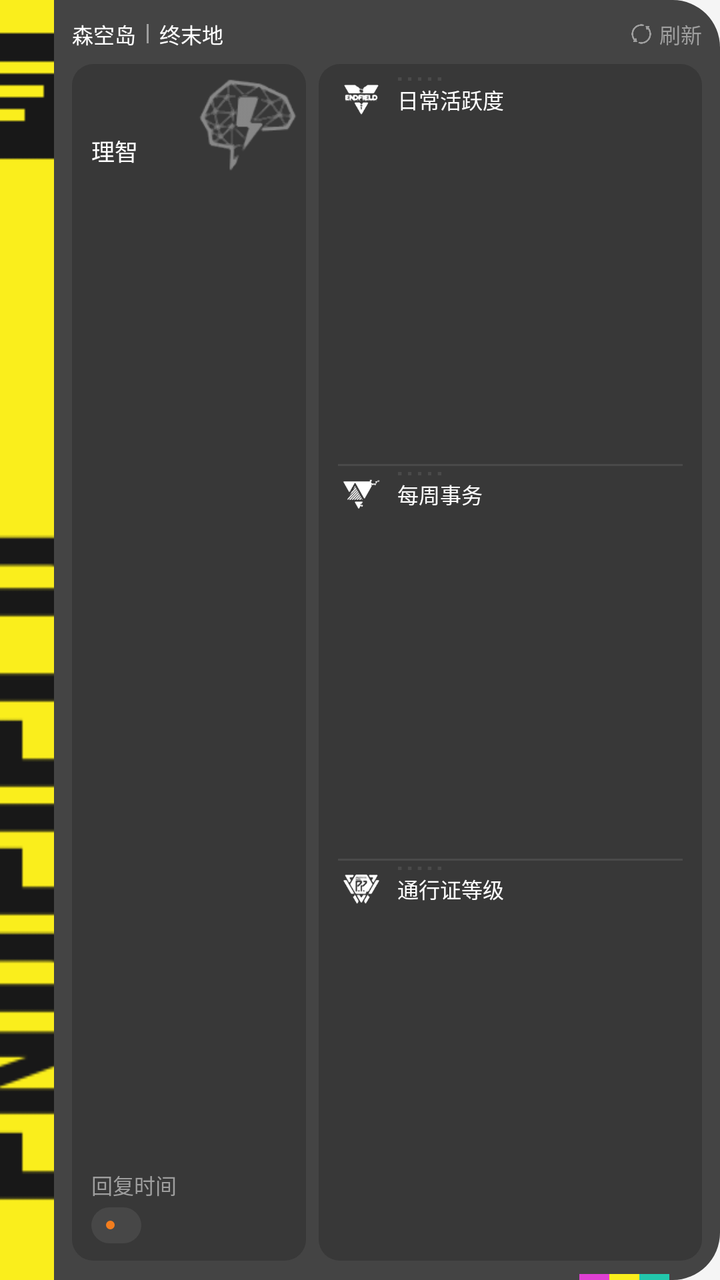
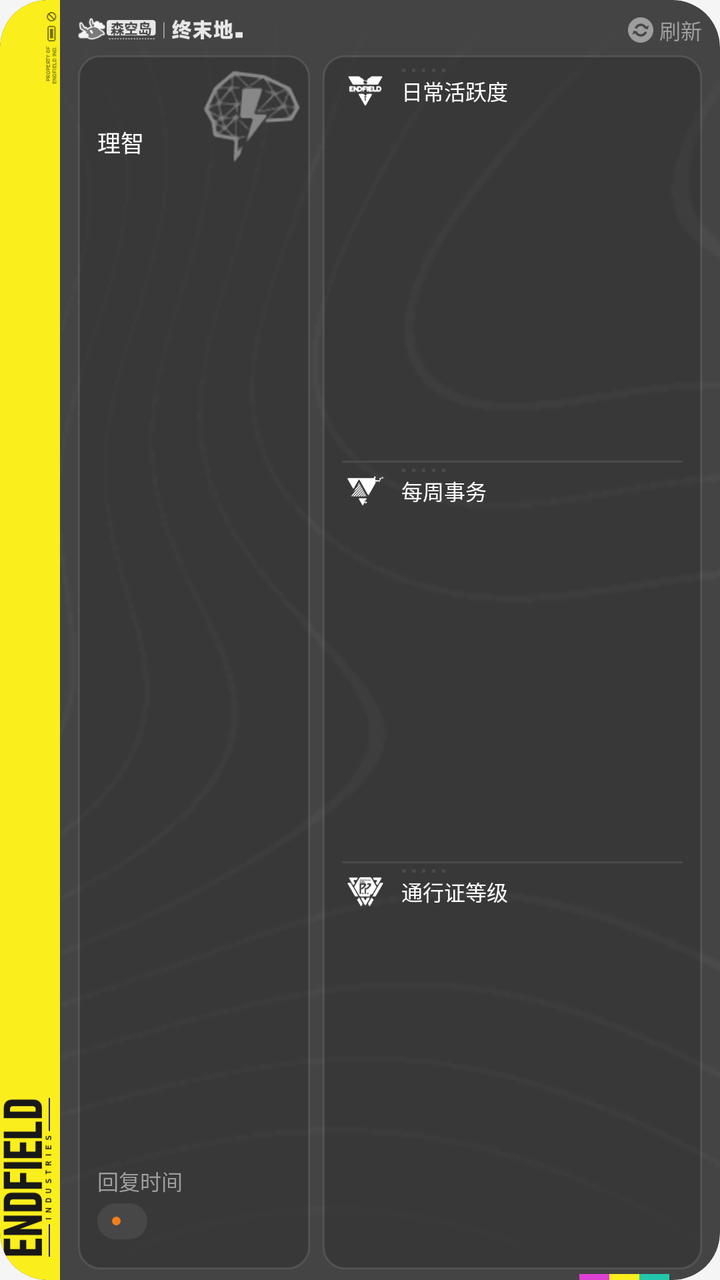

Compare the two renders of this Android layout. The source of the first and the diff that turns it into the second are given below.
<!-- AndroidManifest.xml: application theme Theme.Tsuki -->
<!-- res/layout/endfield_widget.xml -->
<?xml version="1.0" encoding="utf-8"?>
<FrameLayout xmlns:android="http://schemas.android.com/apk/res/android" xmlns:tools="http://schemas.android.com/tools"
    android:id="@android:id/background" android:forceDarkAllowed="false" android:layout_width="match_parent"
    android:layout_height="match_parent" android:background="@drawable/widget_endfield_surface"
    tools:ignore="NestedWeights">
  <LinearLayout android:id="@+id/endfield_content" android:layout_width="match_parent" android:layout_height="match_parent"
      android:orientation="horizontal" android:baselineAligned="false">
    <ImageView android:id="@+id/endfield_band" android:layout_width="27dp" android:layout_height="match_parent"
        android:src="@drawable/widget_endfield_band" android:scaleType="centerCrop" android:importantForAccessibility="no" />
    <LinearLayout android:id="@+id/endfield_main" android:layout_width="0dp" android:layout_height="match_parent" android:layout_weight="1"
        android:orientation="vertical" android:paddingStart="9dp" android:paddingEnd="9dp" android:paddingTop="7.2dp"
        android:paddingBottom="9.72dp">
      <LinearLayout android:id="@+id/status_header" android:layout_width="match_parent" android:layout_height="19.44dp" android:gravity="center_vertical"
          android:orientation="horizontal" android:baselineAligned="false">
        <LinearLayout android:id="@+id/endfield_brand" android:layout_width="wrap_content" android:layout_height="wrap_content"
            android:gravity="center_vertical" android:orientation="horizontal" android:baselineAligned="false">
          <TextView android:id="@+id/endfield_brand_platform" android:layout_width="wrap_content" android:layout_height="wrap_content" android:text="@string/endfield_brand_platform" android:textColor="@color/widget_endfield_text" android:textStyle="bold" style="@style/WidgetEndfield.Brand" />
          <LinearLayout android:id="@+id/endfield_brand_divider" android:layout_width="1dp" android:layout_height="9.72dp" android:layout_marginStart="5.4dp" android:layout_marginEnd="5.4dp" android:background="@color/widget_endfield_secondary" android:orientation="vertical" android:importantForAccessibility="no" />
          <TextView android:id="@+id/endfield_brand_game" android:layout_width="wrap_content" android:layout_height="wrap_content" android:text="@string/endfield_brand_game" android:textColor="@color/widget_endfield_text" android:textStyle="bold" style="@style/WidgetEndfield.Brand" />
        </LinearLayout>
        <FrameLayout android:id="@+id/endfield_header_space" android:layout_width="0dp" android:layout_height="match_parent"
            android:layout_weight="1" />
        <LinearLayout android:id="@+id/status_refresh_hit" android:layout_width="wrap_content" android:layout_height="match_parent" android:paddingStart="7.2dp"
            android:paddingEnd="0dp" android:gravity="center_vertical" android:orientation="horizontal" android:baselineAligned="false"
            tools:ignore="UseCompoundDrawables">
          <ImageView android:id="@+id/status_refresh_arrow" android:layout_width="12dp" android:layout_height="12dp"
              android:src="@drawable/widget_refresh" android:tint="@color/widget_endfield_secondary" android:importantForAccessibility="no" />
          <TextView android:id="@+id/status_refresh" android:layout_width="wrap_content" android:layout_height="wrap_content" android:text="@string/status_refresh" android:textColor="@color/widget_endfield_secondary" android:layout_marginStart="2.88dp" style="@style/WidgetEndfield.Brand" />
        </LinearLayout>
      </LinearLayout>
      <LinearLayout android:id="@+id/endfield_body" android:layout_width="match_parent" android:layout_height="0dp" android:layout_weight="1" android:layout_marginTop="5.4dp"
          android:orientation="horizontal" android:baselineAligned="false">
        <FrameLayout android:id="@+id/status_sanity_primary" android:layout_width="0dp" android:layout_height="match_parent"
            android:layout_weight="0.76" android:layout_marginEnd="6.48dp" android:background="@drawable/widget_endfield_panel">
          <ImageView android:id="@+id/status_sanity_icon" android:layout_width="50.4dp" android:layout_height="50.4dp" android:layout_gravity="top|end"
              android:layout_marginTop="5.4dp" android:layout_marginEnd="3.6dp" android:alpha="0.4" android:scaleType="fitCenter"
              android:src="@drawable/widget_endfield_sanity" android:importantForAccessibility="no" />
          <LinearLayout android:id="@+id/endfield_sanity_info" android:layout_width="match_parent" android:layout_height="match_parent"
              android:orientation="vertical" android:paddingStart="9.72dp" android:paddingEnd="8.64dp" android:paddingTop="10.8dp"
              android:paddingBottom="8.64dp">
            <TextView android:id="@+id/status_sanity" android:layout_width="match_parent" android:layout_height="wrap_content" android:textColor="@color/widget_endfield_text" style="@style/WidgetEndfield.Amount" />
            <TextView android:id="@+id/endfield_sanity_label" android:layout_width="wrap_content" android:layout_height="wrap_content" android:text="@string/endfield_label_sanity" android:textColor="@color/widget_endfield_text" android:layout_marginTop="3.6dp" style="@style/WidgetEndfield.SanityLabel" />
            <FrameLayout android:id="@+id/endfield_sanity_space" android:layout_width="match_parent" android:layout_height="0dp"
                android:layout_weight="1" />
            <TextView android:id="@+id/endfield_recovery_label" android:layout_width="wrap_content" android:layout_height="wrap_content" android:text="@string/endfield_label_recovery" android:textColor="@color/widget_endfield_secondary" style="@style/WidgetEndfield.Caption" />
            <LinearLayout android:id="@+id/status_sanity_timer_row" android:layout_width="wrap_content" android:layout_height="18dp"
                android:layout_marginTop="3.6dp" android:paddingStart="7.2dp" android:paddingEnd="9dp" android:gravity="center_vertical"
                android:background="@drawable/widget_endfield_pill" android:orientation="horizontal" android:baselineAligned="false"
                tools:ignore="UseCompoundDrawables">
              <ImageView android:id="@+id/status_sanity_clock" android:layout_width="4.32dp" android:layout_height="4.32dp"
                  android:layout_marginEnd="4.32dp" android:src="@drawable/widget_endfield_dot" android:importantForAccessibility="no" />
              <TextView android:id="@+id/status_sanity_time" android:layout_width="wrap_content" android:layout_height="wrap_content" android:textColor="@color/widget_endfield_text" style="@style/WidgetEndfield.Pill" />
            </LinearLayout>
          </LinearLayout>
        </FrameLayout>
        <LinearLayout android:id="@+id/endfield_rows" android:layout_width="0dp" android:layout_height="match_parent" android:layout_weight="1.24"
            android:orientation="vertical" android:paddingStart="9.72dp" android:paddingEnd="9.72dp" android:paddingTop="3.6dp"
            android:paddingBottom="3.6dp" android:background="@drawable/widget_endfield_panel">
          <LinearLayout android:id="@+id/endfield_daily_cell" android:layout_width="match_parent" android:layout_height="0dp"
              android:layout_weight="1" android:orientation="vertical" android:gravity="top" android:paddingTop="2.88dp"
              android:baselineAligned="false">
            <ImageView android:id="@+id/endfield_daily_dots" android:layout_width="21.6dp" android:layout_height="1.8dp"
                android:layout_marginStart="29.88dp" android:src="@drawable/widget_endfield_dots" android:scaleType="fitXY"
                android:importantForAccessibility="no" />
            <LinearLayout android:id="@+id/endfield_daily_info" android:layout_width="match_parent" android:layout_height="wrap_content"
                android:layout_marginTop="1.8dp" android:orientation="horizontal" android:gravity="center_vertical"
                android:baselineAligned="false">
              <ImageView android:id="@+id/endfield_daily_icon" android:layout_width="23.4dp" android:layout_height="15.6dp"
                  android:scaleType="fitCenter" android:src="@drawable/widget_endfield_daily" android:importantForAccessibility="no" />
              <TextView android:id="@+id/endfield_daily_label" android:layout_width="0dp" android:layout_height="wrap_content" android:text="@string/endfield_label_daily" android:textColor="@color/widget_endfield_text" android:layout_marginStart="6.48dp" android:layout_weight="1" style="@style/WidgetEndfield.Row" />
              <TextView android:id="@+id/endfield_daily" android:layout_width="wrap_content" android:layout_height="wrap_content" android:textColor="@color/widget_endfield_text" style="@style/WidgetEndfield.Value" />
            </LinearLayout>
            <LinearLayout android:id="@+id/endfield_daily_progress" android:layout_width="match_parent" android:layout_height="2.52dp" android:layout_marginTop="3.24dp" android:layout_marginStart="29.88dp" android:orientation="horizontal" android:layoutDirection="ltr" android:gravity="start" android:baselineAligned="false" android:importantForAccessibility="no">
              <LinearLayout android:id="@+id/endfield_daily_fill" android:layout_width="0dp" android:layout_height="match_parent" android:layout_weight="1" android:orientation="vertical" android:visibility="gone" android:importantForAccessibility="no" />
            </LinearLayout>
          </LinearLayout>
          <LinearLayout android:id="@+id/endfield_divider_1" android:layout_width="match_parent" android:layout_height="1dp" android:background="@color/widget_endfield_divider" android:orientation="vertical" android:importantForAccessibility="no" />
          <LinearLayout android:id="@+id/endfield_weekly_cell" android:layout_width="match_parent" android:layout_height="0dp"
              android:layout_weight="1" android:orientation="vertical" android:gravity="top" android:paddingTop="2.88dp"
              android:baselineAligned="false">
            <ImageView android:id="@+id/endfield_weekly_dots" android:layout_width="21.6dp" android:layout_height="1.8dp"
                android:layout_marginStart="29.88dp" android:src="@drawable/widget_endfield_dots" android:scaleType="fitXY"
                android:importantForAccessibility="no" />
            <LinearLayout android:id="@+id/endfield_weekly_info" android:layout_width="match_parent" android:layout_height="wrap_content"
                android:layout_marginTop="1.8dp" android:orientation="horizontal" android:gravity="center_vertical"
                android:baselineAligned="false">
              <ImageView android:id="@+id/endfield_weekly_icon" android:layout_width="23.4dp" android:layout_height="15.6dp"
                  android:scaleType="fitCenter" android:src="@drawable/widget_endfield_weekly" android:importantForAccessibility="no" />
              <TextView android:id="@+id/endfield_weekly_label" android:layout_width="0dp" android:layout_height="wrap_content" android:text="@string/endfield_label_weekly" android:textColor="@color/widget_endfield_text" android:layout_marginStart="6.48dp" android:layout_weight="1" style="@style/WidgetEndfield.Row" />
              <TextView android:id="@+id/endfield_weekly" android:layout_width="wrap_content" android:layout_height="wrap_content" android:textColor="@color/widget_endfield_text" style="@style/WidgetEndfield.Value" />
            </LinearLayout>
            <LinearLayout android:id="@+id/endfield_weekly_progress" android:layout_width="match_parent" android:layout_height="2.52dp" android:layout_marginTop="3.24dp" android:layout_marginStart="29.88dp" android:orientation="horizontal" android:layoutDirection="ltr" android:gravity="start" android:baselineAligned="false" android:importantForAccessibility="no">
              <LinearLayout android:id="@+id/endfield_weekly_fill" android:layout_width="0dp" android:layout_height="match_parent" android:layout_weight="1" android:orientation="vertical" android:visibility="gone" android:importantForAccessibility="no" />
            </LinearLayout>
          </LinearLayout>
          <LinearLayout android:id="@+id/endfield_divider_2" android:layout_width="match_parent" android:layout_height="1dp" android:background="@color/widget_endfield_divider" android:orientation="vertical" android:importantForAccessibility="no" />
          <LinearLayout android:id="@+id/endfield_pass_cell" android:layout_width="match_parent" android:layout_height="0dp"
              android:layout_weight="1" android:orientation="vertical" android:gravity="top" android:paddingTop="2.88dp"
              android:baselineAligned="false">
            <ImageView android:id="@+id/endfield_pass_dots" android:layout_width="21.6dp" android:layout_height="1.8dp"
                android:layout_marginStart="29.88dp" android:src="@drawable/widget_endfield_dots" android:scaleType="fitXY"
                android:importantForAccessibility="no" />
            <LinearLayout android:id="@+id/endfield_pass_info" android:layout_width="match_parent" android:layout_height="wrap_content"
                android:layout_marginTop="1.8dp" android:orientation="horizontal" android:gravity="center_vertical"
                android:baselineAligned="false">
              <ImageView android:id="@+id/endfield_pass_icon" android:layout_width="23.4dp" android:layout_height="15.6dp"
                  android:scaleType="fitCenter" android:src="@drawable/widget_endfield_pass" android:importantForAccessibility="no" />
              <TextView android:id="@+id/endfield_pass_label" android:layout_width="0dp" android:layout_height="wrap_content" android:text="@string/endfield_label_pass" android:textColor="@color/widget_endfield_text" android:layout_marginStart="6.48dp" android:layout_weight="1" style="@style/WidgetEndfield.Row" />
              <TextView android:id="@+id/endfield_pass" android:layout_width="wrap_content" android:layout_height="wrap_content" android:textColor="@color/widget_endfield_text" style="@style/WidgetEndfield.Value" />
            </LinearLayout>
            <LinearLayout android:id="@+id/endfield_pass_progress" android:layout_width="match_parent" android:layout_height="2.52dp" android:layout_marginTop="3.24dp" android:layout_marginStart="29.88dp" android:orientation="horizontal" android:layoutDirection="ltr" android:gravity="start" android:baselineAligned="false" android:importantForAccessibility="no">
              <LinearLayout android:id="@+id/endfield_pass_fill" android:layout_width="0dp" android:layout_height="match_parent" android:layout_weight="1" android:orientation="vertical" android:visibility="gone" android:importantForAccessibility="no" />
            </LinearLayout>
          </LinearLayout>
        </LinearLayout>
      </LinearLayout>
    </LinearLayout>
  </LinearLayout>
  <LinearLayout android:id="@+id/endfield_stripe" android:layout_width="wrap_content" android:layout_height="2.88dp"
      android:layout_gravity="bottom|end" android:layout_marginEnd="25.2dp" android:orientation="horizontal"
      android:importantForAccessibility="no">
    <LinearLayout android:id="@+id/endfield_stripe_magenta" android:layout_width="15.12dp" android:layout_height="match_parent" android:background="@color/widget_endfield_magenta" android:orientation="vertical" android:importantForAccessibility="no" />
    <LinearLayout android:id="@+id/endfield_stripe_yellow" android:layout_width="15.12dp" android:layout_height="match_parent" android:background="@color/widget_endfield_yellow" android:orientation="vertical" android:importantForAccessibility="no" />
    <LinearLayout android:id="@+id/endfield_stripe_cyan" android:layout_width="15.12dp" android:layout_height="match_parent" android:background="@color/widget_endfield_cyan" android:orientation="vertical" android:importantForAccessibility="no" />
  </LinearLayout>
</FrameLayout>
<!-- resources referenced by this layout -->
<resources>
  <color name="widget_endfield_cyan">#FF22C7AC</color>
  <color name="widget_endfield_divider">#FF4A4A4A</color>
  <color name="widget_endfield_magenta">#FFE040D3</color>
  <color name="widget_endfield_secondary">#FF9E9E9E</color>
  <color name="widget_endfield_text">#FFFFFFFF</color>
  <color name="widget_endfield_yellow">#FFFAEE1C</color>
  <!-- drawable widget_endfield_band: png bitmap (drawable-nodpi, 3541 bytes) -->
  <!-- drawable widget_endfield_panel (drawable) -->
  <?xml version="1.0" encoding="utf-8"?>
  <shape xmlns:android="http://schemas.android.com/apk/res/android" android:shape="rectangle">
      <solid android:color="@color/widget_endfield_panel" />
      <corners android:radius="10.8dp" />
  </shape>
  <!-- drawable widget_refresh (drawable) -->
  <?xml version="1.0" encoding="utf-8"?>
  <vector xmlns:android="http://schemas.android.com/apk/res/android" android:width="24dp" android:height="24dp"
      android:viewportWidth="1225.2" android:viewportHeight="1225.2">
      <path android:fillColor="#FFFFFFFF" android:fillType="nonZero" android:pathData="M1025.1,245.1 L1004.1,272.1 Q998.1,280.1,998.1,287.6 Q998.1,295.1,1005.1,304.1 Q1066.1,385.1,1092.6,481.1 Q1119.1,577.1,1107.6,675.6 Q1096.1,774.1,1044.1,862.1 Q988.1,958.1,899.1,1020.6 Q810.1,1083.1,702.6,1103.1 Q595.1,1123.1,485.1,1095.1 Q471.1,1091.1,466.1,1079.6 Q461.1,1068.1,467.1,1057.1 L483.1,1030.1 Q489.1,1018.1,496.1,1015.6 Q503.1,1013.1,515.1,1015.1 Q605.1,1035.1,692.6,1017.6 Q780.1,1000.1,852.6,949.1 Q925.1,898.1,970.1,819.1 Q1012.1,747.1,1022.6,666.6 Q1033.1,586.1,1012.6,508.6 Q992.1,431.1,945.1,367.1 Q942.1,363.1,937.6,363.1 Q933.1,363.1,929.1,368.1 L913.1,388.1 Q907.1,395.1,898.1,397.1 Q889.1,399.1,881.1,394.1 Q873.1,389.1,869.1,375.1 L831.1,232.1 Q828.1,220.1,834.6,211.1 Q841.1,202.1,854.1,202.1 L1008.1,206.1 Q1019.1,206.1,1025.1,212.6 Q1031.1,219.1,1031.1,228.6 Q1031.1,238.1,1025.1,245.1 Z M744.1,166.1 L728.1,194.1 Q720.1,212.1,693.1,207.1 Q606.1,191.1,522.1,210.1 Q438.1,229.1,368.6,279.6 Q299.1,330.1,255.1,406.1 Q214.1,477.1,203.1,556.6 Q192.1,636.1,211.6,713.1 Q231.1,790.1,277.1,854.1 Q281.1,859.1,287.6,859.1 Q294.1,859.1,298.1,854.1 L317.1,831.1 Q327.1,820.1,340.1,823.1 Q353.1,826.1,357.1,840.1 L396.1,982.1 Q401.1,999.1,395.1,1009.6 Q389.1,1020.1,374.1,1019.1 L219.1,1015.1 Q209.1,1015.1,203.6,1008.6 Q198.1,1002.1,197.6,993.6 Q197.1,985.1,201.1,979.1 L219.1,954.1 Q226.1,945.1,226.6,937.6 Q227.1,930.1,222.1,923.1 Q160.1,843.1,133.1,747.1 Q106.1,651.1,117.6,551.6 Q129.1,452.1,181.1,363.1 Q235.1,269.1,322.1,207.6 Q409.1,146.1,513.6,124.1 Q618.1,102.1,724.1,126.1 Q740.1,130.1,745.6,142.6 Q751.1,155.1,744.1,166.1 Z" />
  </vector>
  <string name="endfield_brand_game">终末地</string>
  <string name="endfield_brand_platform">森空岛</string>
  <string name="endfield_label_daily">日常活跃度</string>
  <string name="endfield_label_pass">通行证等级</string>
  <string name="endfield_label_recovery">回复时间</string>
  <string name="endfield_label_sanity">理智</string>
  <string name="endfield_label_weekly">每周事务</string>
  <string name="status_refresh">刷新</string>
  <style name="WidgetEndfield.Pill"><item name="android:textSize">@dimen/widget_endfield_pill</item></style>
  <style name="WidgetEndfield.Row"><item name="android:textSize">@dimen/widget_endfield_row</item></style>
  <style name="WidgetEndfield.Value"><item name="android:textSize">@dimen/widget_endfield_value</item></style>
  <color name="widget_endfield_dot">#FFF27D1E</color>
  <color name="widget_endfield_panel">#FF383838</color>
  <color name="widget_endfield_pill">#FF474747</color>
  <color name="widget_endfield_surface">#FF444444</color>
  <dimen name="widget_endfield_amount">17.2dp</dimen>
  <dimen name="widget_endfield_brand">10.8dp</dimen>
  <dimen name="widget_endfield_caption">10.8dp</dimen>
  <dimen name="widget_endfield_pill">9.6dp</dimen>
  <dimen name="widget_endfield_row">10.8dp</dimen>
  <dimen name="widget_endfield_sanity_label">11.6dp</dimen>
  <dimen name="widget_endfield_value">11.4dp</dimen>
  <!-- unchanged entries left out for length: 13 -->
</resources>

<!-- the commit's change to res/layout/endfield_widget.xml (unified diff, before → after) -->
@@ -1,34 +1,42 @@
 <?xml version="1.0" encoding="utf-8"?>
 <FrameLayout xmlns:android="http://schemas.android.com/apk/res/android" xmlns:tools="http://schemas.android.com/tools"
     android:id="@android:id/background" android:forceDarkAllowed="false" android:layout_width="match_parent"
-    android:layout_height="match_parent" android:background="@drawable/widget_endfield_surface"
+    android:layout_height="match_parent" android:background="@drawable/widget_endfield_surface" android:clipToOutline="true"
     tools:ignore="NestedWeights">
+  <ImageView android:id="@+id/endfield_texture" android:layout_width="match_parent" android:layout_height="match_parent"
+      android:src="@drawable/widget_endfield_texture" android:scaleType="centerCrop" android:importantForAccessibility="no" />
   <LinearLayout android:id="@+id/endfield_content" android:layout_width="match_parent" android:layout_height="match_parent"
       android:orientation="horizontal" android:baselineAligned="false">
-    <ImageView android:id="@+id/endfield_band" android:layout_width="27dp" android:layout_height="match_parent"
-        android:src="@drawable/widget_endfield_band" android:scaleType="centerCrop" android:importantForAccessibility="no" />
+    <FrameLayout android:id="@+id/endfield_band_frame" android:layout_width="wrap_content" android:layout_height="match_parent">
+      <ImageView android:id="@+id/endfield_band" android:layout_width="30dp" android:layout_height="match_parent"
+          android:background="@drawable/widget_endfield_band_shape" android:importantForAccessibility="no" />
+      <ImageView android:id="@+id/endfield_band_marks" android:layout_width="30dp" android:layout_height="37.19dp"
+          android:layout_gravity="top" android:layout_marginTop="5.4dp" android:src="@drawable/widget_endfield_band_marks"
+          android:scaleType="fitCenter" android:importantForAccessibility="no" />
+      <ImageView android:id="@+id/endfield_band_word" android:layout_width="30dp" android:layout_height="80.63dp"
+          android:layout_gravity="bottom" android:layout_marginBottom="11dp" android:src="@drawable/widget_endfield_band_word"
+          android:scaleType="fitCenter" android:importantForAccessibility="no" />
+    </FrameLayout>
     <LinearLayout android:id="@+id/endfield_main" android:layout_width="0dp" android:layout_height="match_parent" android:layout_weight="1"
-        android:orientation="vertical" android:paddingStart="9dp" android:paddingEnd="9dp" android:paddingTop="7.2dp"
-        android:paddingBottom="9.72dp">
+        android:orientation="vertical" android:paddingStart="9dp" android:paddingEnd="9dp" android:paddingTop="5.4dp"
+        android:paddingBottom="5.4dp">
       <LinearLayout android:id="@+id/status_header" android:layout_width="match_parent" android:layout_height="19.44dp" android:gravity="center_vertical"
           android:orientation="horizontal" android:baselineAligned="false">
         <LinearLayout android:id="@+id/endfield_brand" android:layout_width="wrap_content" android:layout_height="wrap_content"
             android:gravity="center_vertical" android:orientation="horizontal" android:baselineAligned="false">
-          <TextView android:id="@+id/endfield_brand_platform" android:layout_width="wrap_content" android:layout_height="wrap_content" android:text="@string/endfield_brand_platform" android:textColor="@color/widget_endfield_text" android:textStyle="bold" style="@style/WidgetEndfield.Brand" />
-          <LinearLayout android:id="@+id/endfield_brand_divider" android:layout_width="1dp" android:layout_height="9.72dp" android:layout_marginStart="5.4dp" android:layout_marginEnd="5.4dp" android:background="@color/widget_endfield_secondary" android:orientation="vertical" android:importantForAccessibility="no" />
-          <TextView android:id="@+id/endfield_brand_game" android:layout_width="wrap_content" android:layout_height="wrap_content" android:text="@string/endfield_brand_game" android:textColor="@color/widget_endfield_text" android:textStyle="bold" style="@style/WidgetEndfield.Brand" />
+          <ImageView android:id="@+id/endfield_brand_mark" android:layout_width="82.22dp" android:layout_height="13.2dp" android:scaleType="fitCenter" android:src="@drawable/widget_endfield_brand" android:importantForAccessibility="no" />
         </LinearLayout>
         <FrameLayout android:id="@+id/endfield_header_space" android:layout_width="0dp" android:layout_height="match_parent"
             android:layout_weight="1" />
         <LinearLayout android:id="@+id/status_refresh_hit" android:layout_width="wrap_content" android:layout_height="match_parent" android:paddingStart="7.2dp"
             android:paddingEnd="0dp" android:gravity="center_vertical" android:orientation="horizontal" android:baselineAligned="false"
             tools:ignore="UseCompoundDrawables">
-          <ImageView android:id="@+id/status_refresh_arrow" android:layout_width="12dp" android:layout_height="12dp"
-              android:src="@drawable/widget_refresh" android:tint="@color/widget_endfield_secondary" android:importantForAccessibility="no" />
+          <ImageView android:id="@+id/status_refresh_arrow" android:layout_width="12.6dp" android:layout_height="12.6dp"
+              android:src="@drawable/widget_endfield_refresh" android:tint="@color/widget_endfield_secondary" android:importantForAccessibility="no" />
           <TextView android:id="@+id/status_refresh" android:layout_width="wrap_content" android:layout_height="wrap_content" android:text="@string/status_refresh" android:textColor="@color/widget_endfield_secondary" android:layout_marginStart="2.88dp" style="@style/WidgetEndfield.Brand" />
         </LinearLayout>
       </LinearLayout>
-      <LinearLayout android:id="@+id/endfield_body" android:layout_width="match_parent" android:layout_height="0dp" android:layout_weight="1" android:layout_marginTop="5.4dp"
+      <LinearLayout android:id="@+id/endfield_body" android:layout_width="match_parent" android:layout_height="0dp" android:layout_weight="1" android:layout_marginTop="3dp"
           android:orientation="horizontal" android:baselineAligned="false">
         <FrameLayout android:id="@+id/status_sanity_primary" android:layout_width="0dp" android:layout_height="match_parent"
             android:layout_weight="0.76" android:layout_marginEnd="6.48dp" android:background="@drawable/widget_endfield_panel">
@@ -37,7 +45,7 @@
               android:src="@drawable/widget_endfield_sanity" android:importantForAccessibility="no" />
           <LinearLayout android:id="@+id/endfield_sanity_info" android:layout_width="match_parent" android:layout_height="match_parent"
               android:orientation="vertical" android:paddingStart="9.72dp" android:paddingEnd="8.64dp" android:paddingTop="10.8dp"
-              android:paddingBottom="8.64dp">
+              android:paddingBottom="15.12dp">
             <TextView android:id="@+id/status_sanity" android:layout_width="match_parent" android:layout_height="wrap_content" android:textColor="@color/widget_endfield_text" style="@style/WidgetEndfield.Amount" />
             <TextView android:id="@+id/endfield_sanity_label" android:layout_width="wrap_content" android:layout_height="wrap_content" android:text="@string/endfield_label_sanity" android:textColor="@color/widget_endfield_text" android:layout_marginTop="3.6dp" style="@style/WidgetEndfield.SanityLabel" />
             <FrameLayout android:id="@+id/endfield_sanity_space" android:layout_width="match_parent" android:layout_height="0dp"
<!-- resource entries referenced after the edit -->
@@ -6,21 +6,25 @@
   <color name="widget_endfield_secondary">#FF9E9E9E</color>
   <color name="widget_endfield_text">#FFFFFFFF</color>
   <color name="widget_endfield_yellow">#FFFAEE1C</color>
-  <!-- drawable widget_endfield_band: png bitmap (drawable-nodpi, 3541 bytes) -->
+  <!-- drawable widget_endfield_band_marks: png bitmap (drawable-nodpi, 1162 bytes) -->
+  <!-- drawable widget_endfield_band_shape (drawable) -->
+  <?xml version="1.0" encoding="utf-8"?>
+  <shape xmlns:android="http://schemas.android.com/apk/res/android" android:shape="rectangle">
+      <solid android:color="@color/widget_endfield_yellow" />
+      <corners android:topLeftRadius="23.76dp" android:bottomLeftRadius="23.76dp" android:topRightRadius="0dp"
+          android:bottomRightRadius="0dp" />
+  </shape>
+  <!-- drawable widget_endfield_band_word: png bitmap (drawable-nodpi, 2534 bytes) -->
+  <!-- drawable widget_endfield_brand: png bitmap (drawable-nodpi, 8538 bytes) -->
   <!-- drawable widget_endfield_panel (drawable) -->
   <?xml version="1.0" encoding="utf-8"?>
   <shape xmlns:android="http://schemas.android.com/apk/res/android" android:shape="rectangle">
       <solid android:color="@color/widget_endfield_panel" />
+      <stroke android:width="1dp" android:color="@color/widget_endfield_panel_rim" />
       <corners android:radius="10.8dp" />
   </shape>
-  <!-- drawable widget_refresh (drawable) -->
-  <?xml version="1.0" encoding="utf-8"?>
-  <vector xmlns:android="http://schemas.android.com/apk/res/android" android:width="24dp" android:height="24dp"
-      android:viewportWidth="1225.2" android:viewportHeight="1225.2">
-      <path android:fillColor="#FFFFFFFF" android:fillType="nonZero" android:pathData="M1025.1,245.1 L1004.1,272.1 Q998.1,280.1,998.1,287.6 Q998.1,295.1,1005.1,304.1 Q1066.1,385.1,1092.6,481.1 Q1119.1,577.1,1107.6,675.6 Q1096.1,774.1,1044.1,862.1 Q988.1,958.1,899.1,1020.6 Q810.1,1083.1,702.6,1103.1 Q595.1,1123.1,485.1,1095.1 Q471.1,1091.1,466.1,1079.6 Q461.1,1068.1,467.1,1057.1 L483.1,1030.1 Q489.1,1018.1,496.1,1015.6 Q503.1,1013.1,515.1,1015.1 Q605.1,1035.1,692.6,1017.6 Q780.1,1000.1,852.6,949.1 Q925.1,898.1,970.1,819.1 Q1012.1,747.1,1022.6,666.6 Q1033.1,586.1,1012.6,508.6 Q992.1,431.1,945.1,367.1 Q942.1,363.1,937.6,363.1 Q933.1,363.1,929.1,368.1 L913.1,388.1 Q907.1,395.1,898.1,397.1 Q889.1,399.1,881.1,394.1 Q873.1,389.1,869.1,375.1 L831.1,232.1 Q828.1,220.1,834.6,211.1 Q841.1,202.1,854.1,202.1 L1008.1,206.1 Q1019.1,206.1,1025.1,212.6 Q1031.1,219.1,1031.1,228.6 Q1031.1,238.1,1025.1,245.1 Z M744.1,166.1 L728.1,194.1 Q720.1,212.1,693.1,207.1 Q606.1,191.1,522.1,210.1 Q438.1,229.1,368.6,279.6 Q299.1,330.1,255.1,406.1 Q214.1,477.1,203.1,556.6 Q192.1,636.1,211.6,713.1 Q231.1,790.1,277.1,854.1 Q281.1,859.1,287.6,859.1 Q294.1,859.1,298.1,854.1 L317.1,831.1 Q327.1,820.1,340.1,823.1 Q353.1,826.1,357.1,840.1 L396.1,982.1 Q401.1,999.1,395.1,1009.6 Q389.1,1020.1,374.1,1019.1 L219.1,1015.1 Q209.1,1015.1,203.6,1008.6 Q198.1,1002.1,197.6,993.6 Q197.1,985.1,201.1,979.1 L219.1,954.1 Q226.1,945.1,226.6,937.6 Q227.1,930.1,222.1,923.1 Q160.1,843.1,133.1,747.1 Q106.1,651.1,117.6,551.6 Q129.1,452.1,181.1,363.1 Q235.1,269.1,322.1,207.6 Q409.1,146.1,513.6,124.1 Q618.1,102.1,724.1,126.1 Q740.1,130.1,745.6,142.6 Q751.1,155.1,744.1,166.1 Z" />
-  </vector>
-  <string name="endfield_brand_game">终末地</string>
-  <string name="endfield_brand_platform">森空岛</string>
+  <!-- drawable widget_endfield_refresh: png bitmap (drawable-nodpi, 1501 bytes) -->
+  <!-- drawable widget_endfield_texture: png bitmap (drawable-nodpi, 40432 bytes) -->
   <string name="endfield_label_daily">日常活跃度</string>
   <string name="endfield_label_pass">通行证等级</string>
   <string name="endfield_label_recovery">回复时间</string>
@@ -31,7 +35,8 @@
   <style name="WidgetEndfield.Row"><item name="android:textSize">@dimen/widget_endfield_row</item></style>
   <style name="WidgetEndfield.Value"><item name="android:textSize">@dimen/widget_endfield_value</item></style>
   <color name="widget_endfield_dot">#FFF27D1E</color>
-  <color name="widget_endfield_panel">#FF383838</color>
+  <color name="widget_endfield_panel">#2E000000</color>
+  <color name="widget_endfield_panel_rim">#1AFFFFFF</color>
   <color name="widget_endfield_pill">#FF474747</color>
   <color name="widget_endfield_surface">#FF444444</color>
   <dimen name="widget_endfield_amount">17.2dp</dimen>
